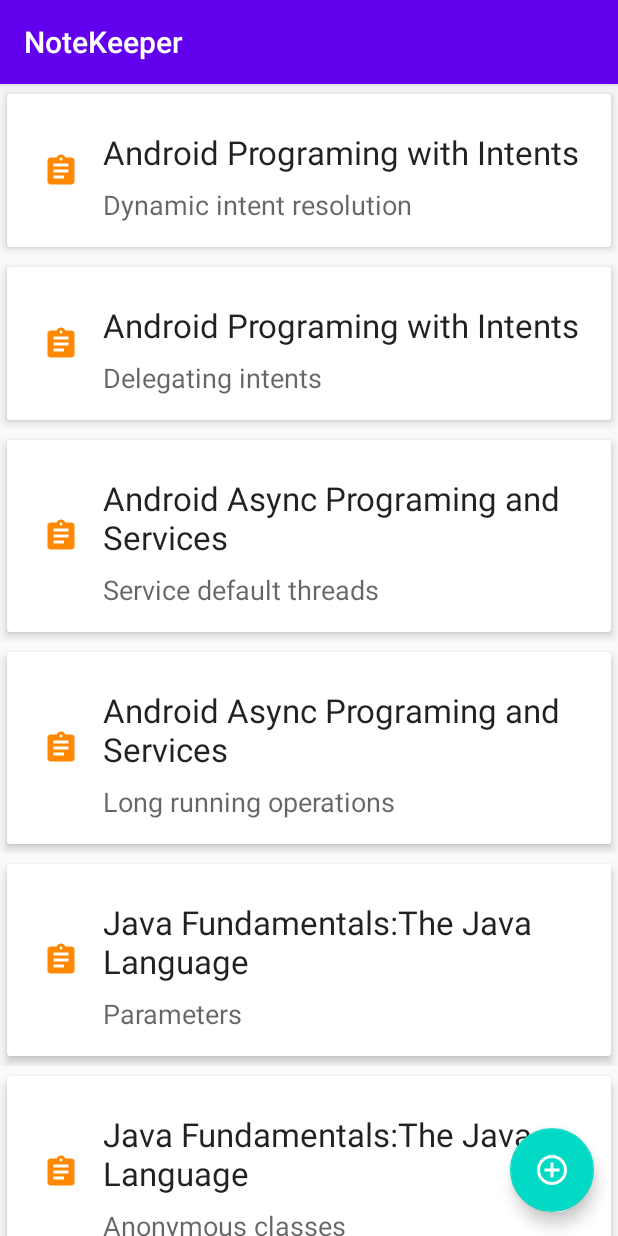
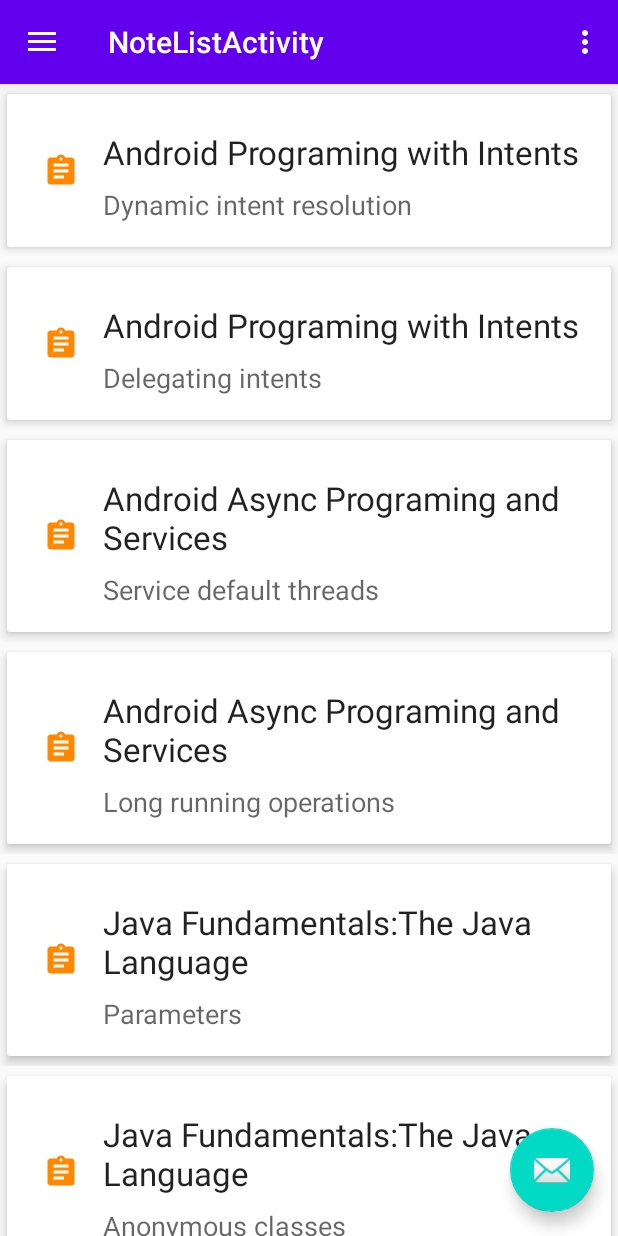
Before and after one commit to StanMandela/GADS2022_Android, an Android app: the screen it shows after launch (NoteListActivity before the commit, ItemsActivity after it), on a phone screen of 412 x 824 dp. Run offline under Robolectric (Android 15) with nearby library versions, the phone set to English and light mode, and no system bars.

Commit message:
4: Understanding Drawer Navigation

```diff
--- a/app/build.gradle
+++ b/app/build.gradle
@@ -49,6 +49,9 @@ dependencies {
     implementation 'androidx.constraintlayout:constraintlayout:2.1.4'
     implementation 'androidx.navigation:navigation-fragment-ktx:2.4.2'
     implementation 'androidx.navigation:navigation-ui-ktx:2.4.2'
+    implementation 'androidx.lifecycle:lifecycle-livedata-ktx:2.3.1'
+    implementation 'androidx.lifecycle:lifecycle-viewmodel-ktx:2.3.1'
+    implementation 'androidx.drawerlayout:drawerlayout:1.1.1'
     testImplementation 'junit:junit:4.12'
     androidTestImplementation 'androidx.test.ext:junit:1.1.3'
     androidTestImplementation 'androidx.test.espresso:espresso-core:3.4.0'
--- /dev/null
+++ b/app/src/main/java/com/example/trialapp/ItemsActivity.kt
@@ -0,0 +1,88 @@
+package com.jwhh.notekeeper
+
+import android.content.Intent
+import android.os.Bundle
+import android.view.Menu
+import android.view.MenuItem
+import androidx.appcompat.app.ActionBarDrawerToggle
+import androidx.appcompat.app.AppCompatActivity
+import androidx.core.view.GravityCompat
+import androidx.recyclerview.widget.LinearLayoutManager
+import com.example.trialapp.DataManager
+import com.example.trialapp.NoteActivity
+import com.example.trialapp.NoteRecyclerAdapter
+import com.example.trialapp.R
+import com.google.android.material.navigation.NavigationView
+import kotlinx.android.synthetic.main.activity_items.*
+import kotlinx.android.synthetic.main.app_bar_items.*
+import kotlinx.android.synthetic.main.content_items.*
+
+class ItemsActivity : AppCompatActivity(), NavigationView.OnNavigationItemSelectedListener {
+
+    override fun onCreate(savedInstanceState: Bundle?) {
+        super.onCreate(savedInstanceState)
+        setContentView(R.layout.activity_items)
+        setSupportActionBar(toolbar)
+
+        fab.setOnClickListener { view ->
+            startActivity(Intent(this, NoteActivity::class.java))
+
+        }
+
+        listItems.layoutManager = LinearLayoutManager(this)
+        listItems.adapter = NoteRecyclerAdapter(this, DataManager.notes)
+
+        val toggle = ActionBarDrawerToggle(
+            this, drawer_layout, toolbar, R.string.navigation_drawer_open, R.string.navigation_drawer_close)
+        drawer_layout.addDrawerListener(toggle)
+        toggle.syncState()
+
+        nav_view.setNavigationItemSelectedListener(this)
+    }
+
+    override fun onResume() {
+        super.onResume()
+        listItems.adapter?.notifyDataSetChanged()
+    }
+
+    override fun onBackPressed() {
+        if (drawer_layout.isDrawerOpen(GravityCompat.START)) {
+            drawer_layout.closeDrawer(GravityCompat.START)
+        } else {
+            super.onBackPressed()
+        }
+    }
+
+    override fun onCreateOptionsMenu(menu: Menu): Boolean {
+        // Inflate the menu; this adds items to the action bar if it is present.
+        menuInflater.inflate(R.menu.items, menu)
+        return true
+    }
+
+    override fun onOptionsItemSelected(item: MenuItem): Boolean {
+        // Handle action bar item clicks here. The action bar will
+        // automatically handle clicks on the Home/Up button, so long
+        // as you specify a parent activity in AndroidManifest.xml.
+        when (item.itemId) {
+            R.id.action_settings -> return true
+            else -> return super.onOptionsItemSelected(item)
+        }
+    }
+
+    override fun onNavigationItemSelected(item: MenuItem): Boolean {
+        // Handle navigation view item clicks here.
+        when (item.itemId) {
+
+            R.id.nav_gallery -> {
+
+            }
+            R.id.nav_slideshow -> {
+
+            }
+
+        }
+
+        drawer_layout.closeDrawer(GravityCompat.START)
+        return true
+    }
+}
--- a/app/src/main/java/com/example/trialapp/NoteListActivity.kt
+++ b/app/src/main/java/com/example/trialapp/NoteListActivity.kt
@@ -20,10 +20,7 @@ class NoteListActivity : AppCompatActivity() {
         setContentView(R.layout.activity_note_list)
         setSupportActionBar(toolbar)
 
-        fab.setOnClickListener{ view ->
-            val activityIntent = Intent(this, NoteActivity::class.java)
-            startActivity(activityIntent)
-        }
+
 
     list_items.layoutManager= LinearLayoutManager(this)
     list_items.adapter = NoteRecyclerAdapter(this, DataManager.notes)
--- /dev/null
+++ b/app/src/main/res/drawable/ic_menu_camera.xml
@@ -0,0 +1,12 @@
+<vector xmlns:android="http://schemas.android.com/apk/res/android"
+        android:width="24dp"
+        android:height="24dp"
+        android:viewportWidth="24.0"
+        android:viewportHeight="24.0">
+    <path
+        android:fillColor="#FF000000"
+        android:pathData="M12,12m-3.2,0a3.2,3.2 0,1 1,6.4 0a3.2,3.2 0,1 1,-6.4 0"/>
+    <path
+        android:fillColor="#FF000000"
+        android:pathData="M9,2L7.17,4H4c-1.1,0 -2,0.9 -2,2v12c0,1.1 0.9,2 2,2h16c1.1,0 2,-0.9 2,-2V6c0,-1.1 -0.9,-2 -2,-2h-3.17L15,2H9zm3,15c-2.76,0 -5,-2.24 -5,-5s2.24,-5 5,-5 5,2.24 5,5 -2.24,5 -5,5z"/>
+</vector>
--- /dev/null
+++ b/app/src/main/res/drawable/ic_menu_gallery.xml
@@ -0,0 +1,9 @@
+<vector xmlns:android="http://schemas.android.com/apk/res/android"
+        android:width="24dp"
+        android:height="24dp"
+        android:viewportWidth="24.0"
+        android:viewportHeight="24.0">
+    <path
+        android:fillColor="#FF000000"
+        android:pathData="M22,16V4c0,-1.1 -0.9,-2 -2,-2H8c-1.1,0 -2,0.9 -2,2v12c0,1.1 0.9,2 2,2h12c1.1,0 2,-0.9 2,-2zm-11,-4l2.03,2.71L16,11l4,5H8l3,-4zM2,6v14c0,1.1 0.9,2 2,2h14v-2H4V6H2z"/>
+</vector>
--- /dev/null
+++ b/app/src/main/res/drawable/ic_menu_slideshow.xml
@@ -0,0 +1,9 @@
+<vector xmlns:android="http://schemas.android.com/apk/res/android"
+        android:width="24dp"
+        android:height="24dp"
+        android:viewportWidth="24.0"
+        android:viewportHeight="24.0">
+    <path
+        android:fillColor="#FF000000"
+        android:pathData="M4,6H2v14c0,1.1 0.9,2 2,2h14v-2H4V6zm16,-4H8c-1.1,0 -2,0.9 -2,2v12c0,1.1 0.9,2 2,2h12c1.1,0 2,-0.9 2,-2V4c0,-1.1 -0.9,-2 -2,-2zm-8,12.5v-9l6,4.5 -6,4.5z"/>
+</vector>
--- /dev/null
+++ b/app/src/main/res/layout/activity_items.xml
@@ -0,0 +1,26 @@
+<?xml version="1.0" encoding="utf-8"?>
+<androidx.drawerlayout.widget.DrawerLayout
+    xmlns:android="http://schemas.android.com/apk/res/android"
+    xmlns:app="http://schemas.android.com/apk/res-auto"
+    xmlns:tools="http://schemas.android.com/tools"
+    android:id="@+id/drawer_layout"
+    android:layout_width="match_parent"
+    android:layout_height="match_parent"
+    android:fitsSystemWindows="true"
+    tools:openDrawer="start">
+
+    <include
+        android:id="@+id/app_bar_items"
+        layout="@layout/app_bar_items"
+        android:layout_width="match_parent"
+        android:layout_height="match_parent" />
+
+    <com.google.android.material.navigation.NavigationView
+        android:id="@+id/nav_view"
+        android:layout_width="wrap_content"
+        android:layout_height="match_parent"
+        android:layout_gravity="start"
+        android:fitsSystemWindows="true"
+        app:headerLayout="@layout/nav_header_items"
+        app:menu="@menu/activity_main_drawer" />
+</androidx.drawerlayout.widget.DrawerLayout>
--- a/app/src/main/res/layout/activity_note_list.xml
+++ b/app/src/main/res/layout/activity_note_list.xml
@@ -22,12 +22,4 @@
 
     <include layout="@layout/content_note_list" />
 
-    <com.google.android.material.floatingactionbutton.FloatingActionButton
-        android:id="@+id/fab"
-        android:layout_width="wrap_content"
-        android:layout_height="wrap_content"
-        android:layout_gravity="bottom|end"
-        android:layout_margin="@dimen/fab_margin"
-        app:srcCompat="@drawable/ic_add_circle_outline_white_24dp" />
-
 </androidx.coordinatorlayout.widget.CoordinatorLayout>
--- /dev/null
+++ b/app/src/main/res/layout/app_bar_items.xml
@@ -0,0 +1,35 @@
+<?xml version="1.0" encoding="utf-8"?>
+<androidx.coordinatorlayout.widget.CoordinatorLayout
+    xmlns:android="http://schemas.android.com/apk/res/android"
+    xmlns:app="http://schemas.android.com/apk/res-auto"
+    xmlns:tools="http://schemas.android.com/tools"
+    android:layout_width="match_parent"
+    android:layout_height="match_parent"
+    tools:context=".ItemsActivity">
+
+    <com.google.android.material.appbar.AppBarLayout
+        android:layout_height="wrap_content"
+        android:layout_width="match_parent"
+        android:theme="@style/AppTheme.AppBarOverlay">
+
+        <androidx.appcompat.widget.Toolbar
+            android:id="@+id/toolbar"
+            android:layout_width = "match_parent"
+            android:background="?attr/colorPrimary"
+              app:popupTheme="@style/AppTheme.PopupOverlay"
+            android:layout_height = "?attr/actionBarSize" />
+
+  </com.google.android.material.appbar.AppBarLayout>
+
+  <include layout="@layout/content_items"/>
+
+  <com.google.android.material.floatingactionbutton.FloatingActionButton
+  android:id="@+id/fab"
+  android:layout_width="wrap_content"
+  android:layout_height="wrap_content"
+  android:layout_gravity="bottom|end"
+  android:layout_marginEnd="@dimen/fab_margin"
+  android:layout_marginBottom="16dp"
+  app:srcCompat="@android:drawable/ic_dialog_email" />
+
+  </androidx.coordinatorlayout.widget.CoordinatorLayout>
--- /dev/null
+++ b/app/src/main/res/layout/content_items.xml
@@ -0,0 +1,20 @@
+<?xml version="1.0" encoding="utf-8"?>
+<androidx.constraintlayout.widget.ConstraintLayout
+    xmlns:android="http://schemas.android.com/apk/res/android"
+    xmlns:app="http://schemas.android.com/apk/res-auto"
+    xmlns:tools="http://schemas.android.com/tools"
+    android:layout_width="match_parent"
+    android:layout_height="match_parent"
+    app:layout_behavior="@string/appbar_scrolling_view_behavior"
+    tools:showIn="@layout/app_bar_items">
+
+    <androidx.recyclerview.widget.RecyclerView
+        android:id="@+id/listItems"
+        android:layout_width="0dp"
+        android:layout_height="0dp"
+        app:layout_constraintBottom_toBottomOf="parent"
+        app:layout_constraintEnd_toEndOf="parent"
+        app:layout_constraintStart_toStartOf="parent"
+        app:layout_constraintTop_toTopOf="parent"
+        tools:listitem="@layout/item_note_list" />
+</androidx.constraintlayout.widget.ConstraintLayout>
--- /dev/null
+++ b/app/src/main/res/menu/activity_main_drawer.xml
@@ -0,0 +1,20 @@
+<?xml version="1.0" encoding="utf-8"?>
+<menu xmlns:android="http://schemas.android.com/apk/res/android"
+    xmlns:tools="http://schemas.android.com/tools"
+    tools:showIn="navigation_view">
+
+    <group android:checkableBehavior="single">
+        <item
+            android:id="@+id/nav_home"
+            android:icon="@drawable/ic_menu_camera"
+            android:title="@string/menu_home" />
+        <item
+            android:id="@+id/nav_gallery"
+            android:icon="@drawable/ic_menu_gallery"
+            android:title="@string/menu_gallery" />
+        <item
+            android:id="@+id/nav_slideshow"
+            android:icon="@drawable/ic_menu_slideshow"
+            android:title="@string/menu_slideshow" />
+    </group>
+</menu>
--- /dev/null
+++ b/app/src/main/res/menu/items.xml
@@ -0,0 +1,8 @@
+<?xml version="1.0" encoding="utf-8"?>
+<menu xmlns:android="http://schemas.android.com/apk/res/android"
+    xmlns:app="http://schemas.android.com/apk/res-auto">
+    <item android:id="@+id/action_settings"
+        android:title="@string/action_settings"
+        android:orderInCategory="100"
+        app:showAsAction="never" />
+</menu>
--- a/app/src/main/res/values/dimens.xml
+++ b/app/src/main/res/values/dimens.xml
@@ -1,3 +1,8 @@
 <resources>
     <dimen name="fab_margin">16dp</dimen>
+    <!-- Default screen margins, per the Android Design guidelines. -->
+    <dimen name="activity_horizontal_margin">16dp</dimen>
+    <dimen name="activity_vertical_margin">16dp</dimen>
+    <dimen name="nav_header_vertical_spacing">8dp</dimen>
+    <dimen name="nav_header_height">176dp</dimen>
 </resources>
--- a/app/src/main/res/values/strings.xml
+++ b/app/src/main/res/values/strings.xml
@@ -10,4 +10,14 @@
     <string name="hello_first_fragment">Hello first fragment</string>
     <string name="hello_second_fragment">Hello second fragment. Arg: %1$s</string>
     <string name="title_activity_note_list">NoteKeeper</string>
+    <string name="title_activity_items">ItemsActivity</string>
+    <string name="navigation_drawer_open">Open navigation drawer</string>
+    <string name="navigation_drawer_close">Close navigation drawer</string>
+    <string name="nav_header_title">Android Studio</string>
+    <string name="nav_header_subtitle">android.studio@android.com</string>
+    <string name="nav_header_desc">Navigation header</string>
+
+    <string name="menu_home">Home</string>
+    <string name="menu_gallery">Gallery</string>
+    <string name="menu_slideshow">Slideshow</string>
 </resources>
--- a/app/src/main/res/values/themes.xml
+++ /dev/null
@@ -1,4 +0,0 @@
-<resources>
-
-
-</resources>
```
Also changed, not shown: app/src/main/AndroidManifest.xml (+14 -10 lines), app/src/main/res/drawable/side_nav_bar.xml (added, +9 -0 lines), app/src/main/res/layout/nav_header_items.xml (added, +36 -0 lines), app/src/main/res/navigation/mobile_navigation.xml (added, +25 -0 lines).
